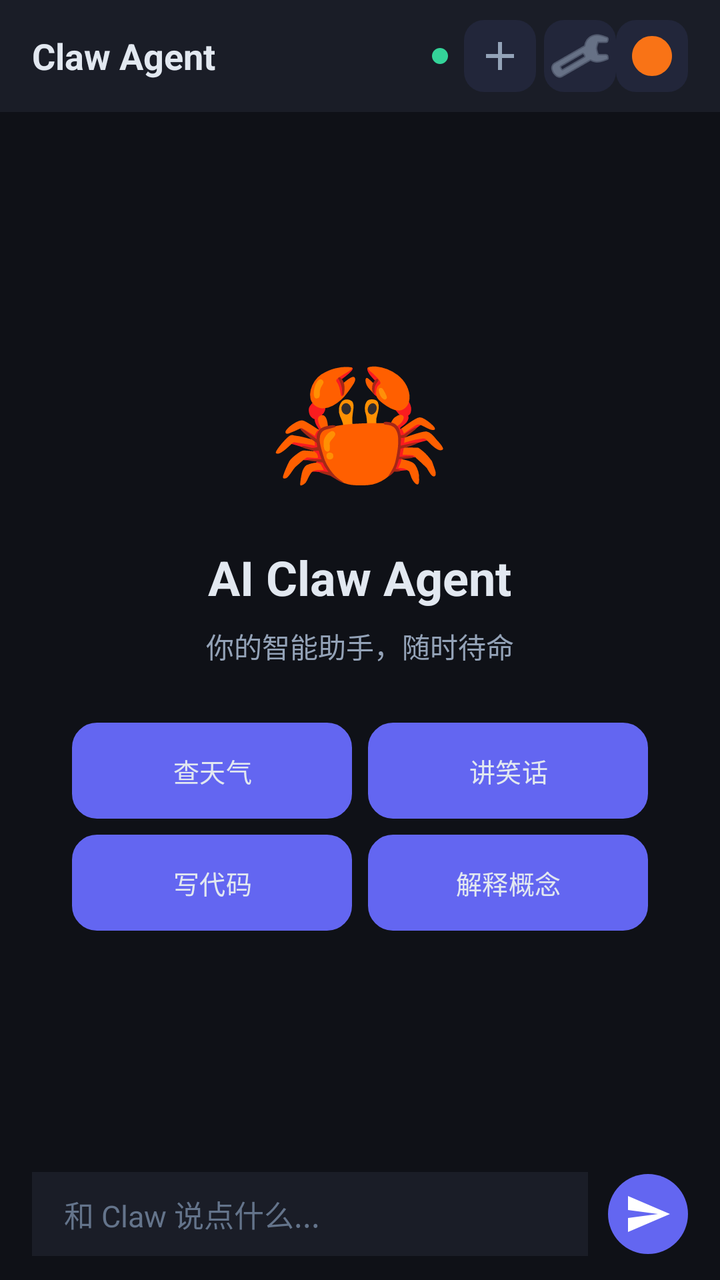
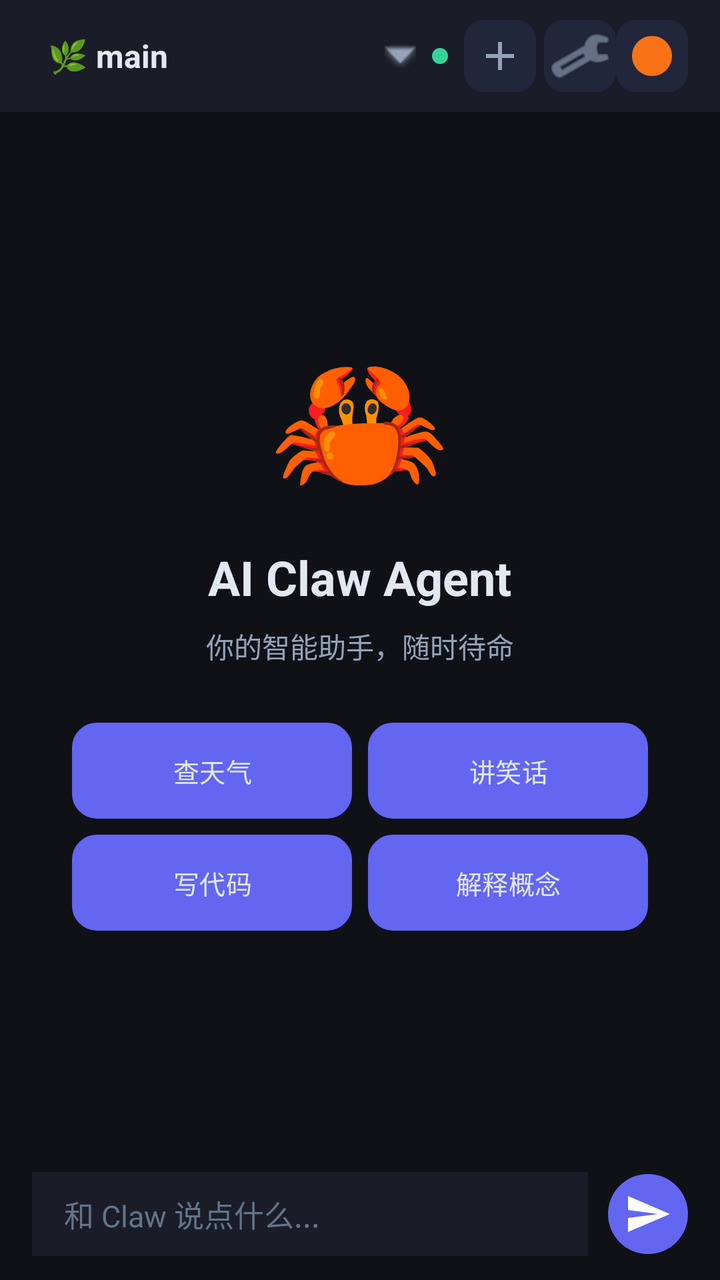

Screens rendered from an Android XML layout before and after an edit, with the pre-edit source and the edit as a unified diff.
<!-- AndroidManifest.xml: application theme Theme.ClawAgent -->
<!-- res/layout/activity_main.xml -->
<?xml version="1.0" encoding="utf-8"?>
<LinearLayout xmlns:android="http://schemas.android.com/apk/res/android"
    android:layout_width="match_parent"
    android:layout_height="match_parent"
    android:orientation="vertical"
    android:background="#0f1117">

    
    <LinearLayout
        android:layout_width="match_parent"
        android:layout_height="56dp"
        android:orientation="horizontal"
        android:gravity="center_vertical"
        android:paddingHorizontal="16dp"
        android:background="#1a1d27">

        <TextView
            android:layout_width="0dp"
            android:layout_height="wrap_content"
            android:layout_weight="1"
            android:text="Claw Agent"
            android:textColor="#e2e8f0"
            android:textSize="18sp"
            android:textStyle="bold" />

        <TextView
            android:layout_width="8dp"
            android:layout_height="8dp"
            android:background="@drawable/status_dot"
            android:layout_marginEnd="8dp" />

        <ImageButton
            android:id="@+id/newChatBtn"
            android:layout_width="36dp"
            android:layout_height="36dp"
            android:background="@drawable/btn_bg"
            android:src="@drawable/ic_new_chat"
            android:tint="#94a3b8"
            android:backgroundTint="#22263a"
            android:contentDescription="新对话"
            android:layout_marginEnd="4dp" />

        <ImageButton
            android:id="@+id/settingsBtn"
            android:layout_width="36dp"
            android:layout_height="36dp"
            android:background="@drawable/btn_bg"
            android:tint="#94a3b8"
            android:backgroundTint="#22263a"
            android:contentDescription="设置"
            android:src="@android:drawable/ic_menu_preferences" />

        
        <ImageButton
            android:id="@+id/roleBtn"
            android:layout_width="36dp"
            android:layout_height="36dp"
            android:background="@drawable/btn_bg"
            android:tint="#f97316"
            android:backgroundTint="#22263a"
            android:contentDescription="切换角色"
            android:src="@drawable/ic_claude" />
    </LinearLayout>

    
    <FrameLayout
        android:layout_width="match_parent"
        android:layout_height="0dp"
        android:layout_weight="1">

        
        <LinearLayout
            android:id="@+id/welcomeLayout"
            android:layout_width="match_parent"
            android:layout_height="match_parent"
            android:orientation="vertical"
            android:gravity="center"
            android:padding="32dp">

            <TextView
                android:layout_width="wrap_content"
                android:layout_height="wrap_content"
                android:text="🦀"
                android:textSize="72sp" />

            <TextView
                android:layout_width="wrap_content"
                android:layout_height="wrap_content"
                android:text="AI Claw Agent"
                android:textColor="#e2e8f0"
                android:textSize="24sp"
                android:textStyle="bold"
                android:layout_marginTop="16dp" />

            <TextView
                android:layout_width="wrap_content"
                android:layout_height="wrap_content"
                android:text="你的智能助手，随时待命"
                android:textColor="#94a3b8"
                android:textSize="14sp"
                android:layout_marginTop="8dp" />

            <GridLayout
                android:layout_width="match_parent"
                android:layout_height="wrap_content"
                android:columnCount="2"
                android:rowCount="2"
                android:layout_marginTop="24dp">

                <Button
                    android:id="@+id/btnQuick1"
                    android:onClick="sendQuick"
                    android:layout_width="0dp"
                    android:layout_height="wrap_content"
                    android:layout_columnWeight="1"
                    android:layout_rowWeight="1"
                    android:text="查天气"
                    android:textSize="13sp"
                    android:background="@drawable/quick_btn_bg"
                    android:textColor="#e2e8f0"
                    android:layout_margin="4dp" />

                <Button
                    android:id="@+id/btnQuick2"
                    android:onClick="sendQuick"
                    android:layout_width="0dp"
                    android:layout_height="wrap_content"
                    android:layout_columnWeight="1"
                    android:layout_rowWeight="1"
                    android:text="讲笑话"
                    android:textSize="13sp"
                    android:background="@drawable/quick_btn_bg"
                    android:textColor="#e2e8f0"
                    android:layout_margin="4dp" />

                <Button
                    android:id="@+id/btnQuick3"
                    android:onClick="sendQuick"
                    android:layout_width="0dp"
                    android:layout_height="wrap_content"
                    android:layout_columnWeight="1"
                    android:layout_rowWeight="1"
                    android:text="写代码"
                    android:textSize="13sp"
                    android:background="@drawable/quick_btn_bg"
                    android:textColor="#e2e8f0"
                    android:layout_margin="4dp" />

                <Button
                    android:id="@+id/btnQuick4"
                    android:onClick="sendQuick"
                    android:layout_width="0dp"
                    android:layout_height="wrap_content"
                    android:layout_columnWeight="1"
                    android:layout_rowWeight="1"
                    android:text="解释概念"
                    android:textSize="13sp"
                    android:background="@drawable/quick_btn_bg"
                    android:textColor="#e2e8f0"
                    android:layout_margin="4dp" />
            </GridLayout>
        </LinearLayout>

        
        <androidx.recyclerview.widget.RecyclerView
            android:id="@+id/recyclerView"
            android:layout_width="match_parent"
            android:layout_height="match_parent"
            android:padding="16dp"
            android:clipToPadding="false"
            android:visibility="gone" />
    </FrameLayout>

    
    <LinearLayout
        android:layout_width="match_parent"
        android:layout_height="wrap_content"
        android:orientation="horizontal"
        android:paddingHorizontal="16dp"
        android:paddingVertical="12dp"
        android:background="#0f1117"
        android:gravity="center_vertical">

        <EditText
            android:id="@+id/inputField"
            android:layout_width="0dp"
            android:layout_height="wrap_content"
            android:layout_weight="1"
            android:background="#1a1d27"
            android:hint="和 Claw 说点什么..."
            android:textColor="#e2e8f0"
            android:textColorHint="#64748b"
            android:textSize="15sp"
            android:paddingHorizontal="16dp"
            android:paddingVertical="10dp"
            android:maxLines="5"
            android:inputType="textMultiLine|textCapSentences"
            android:imeOptions="actionSend" />

        <ImageButton
            android:id="@+id/sendBtn"
            android:layout_width="40dp"
            android:layout_height="40dp"
            android:src="@drawable/ic_send"
            android:background="@drawable/send_btn_bg"
            android:tint="#ffffff"
            android:layout_marginStart="10dp"
            android:contentDescription="发送" />
    </LinearLayout>
</LinearLayout>
<!-- resources referenced by this layout -->
<resources>
  <!-- drawable btn_bg (drawable) -->
  <?xml version="1.0" encoding="utf-8"?>
  <shape xmlns:android="http://schemas.android.com/apk/res/android"
      android:shape="rectangle">
      <solid android:color="#22263a" />
      <corners android:radius="10dp" />
  </shape>
  <!-- drawable ic_claude (drawable) -->
  <?xml version="1.0" encoding="utf-8"?>
  <vector xmlns:android="http://schemas.android.com/apk/res/android"
      android:width="24dp"
      android:height="24dp"
      android:viewportWidth="24"
      android:viewportHeight="24">
  
      
      <path
          android:fillColor="#f97316"
          android:pathData="M12,2C6.48,2 2,6.48 2,12s4.48,10 10,10 10,-4.48 10,-10S17.52,2 12,2z" />
  
      
      <path
          android:fillColor="#ffffff"
          android:pathData="M16.5,7.5c0,0 -4,1 -5,5s3,7 5,7c0.5,0 2.5,-2 2.5,-4.5S16.5,7.5 16.5,7.5z" />
  
      
      <path
          android:fillColor="#f97316"
          android:pathData="M13,10.5a1.5,1.5 0,1 0,3 0a1.5,1.5 0,0 0,-3 0z" />
  
  </vector>
  <!-- drawable ic_new_chat (drawable) -->
  <?xml version="1.0" encoding="utf-8"?>
  <vector xmlns:android="http://schemas.android.com/apk/res/android"
      android:width="24dp"
      android:height="24dp"
      android:viewportWidth="24"
      android:viewportHeight="24">
      <path
          android:fillColor="#FFFFFFFF"
          android:pathData="M11,5h2v6h6v2h-6v6h-2v-6H5v-2h6V5z" />
  </vector>
  <!-- drawable ic_send (drawable) -->
  <?xml version="1.0" encoding="utf-8"?>
  <vector xmlns:android="http://schemas.android.com/apk/res/android"
      android:width="24dp"
      android:height="24dp"
      android:viewportWidth="24"
      android:viewportHeight="24">
      
      <path
          android:fillColor="#FFFFFFFF"
          android:pathData="M2,21L23,12L2,3L2,10L17,12L2,14Z" />
  </vector>
  <!-- drawable quick_btn_bg (drawable) -->
  <?xml version="1.0" encoding="utf-8"?>
  <shape xmlns:android="http://schemas.android.com/apk/res/android"
      android:shape="rectangle">
      <solid android:color="#1a1d27" />
      <corners android:radius="12dp" />
      <stroke android:width="1dp" android:color="#334155" />
  </shape>
  <!-- drawable send_btn_bg (drawable) -->
  <?xml version="1.0" encoding="utf-8"?>
  <shape xmlns:android="http://schemas.android.com/apk/res/android"
      android:shape="rectangle">
      <solid android:color="#6366f1" />
      <corners android:radius="50dp" />
  </shape>
  <!-- drawable status_dot (drawable) -->
  <?xml version="1.0" encoding="utf-8"?>
  <shape xmlns:android="http://schemas.android.com/apk/res/android"
      android:shape="oval">
      <solid android:color="#34d399" />
      <size android:width="8dp" android:height="8dp" />
  </shape>
  <style name="Theme.ClawAgent" parent="Theme.Material3.DayNight.NoActionBar">
          <item name="colorPrimary">@color/accent</item>
          <item name="colorPrimaryContainer">@color/bg2</item>
          <item name="android:statusBarColor">@color/bg</item>
          <item name="android:navigationBarColor">@color/bg</item>
          <item name="android:windowLightStatusBar" tools:targetApi="m">false</item>
      </style>
  <color name="accent">#6366f1</color>
  <color name="bg2">#1a1d27</color>
  <color name="bg">#0f1117</color>
</resources>

<!-- the commit's change to res/layout/activity_main.xml (unified diff, before → after) -->
@@ -15,13 +15,22 @@
         android:background="#1a1d27">
 
         <TextView
+            android:id="@+id/branchChip"
             android:layout_width="0dp"
             android:layout_height="wrap_content"
             android:layout_weight="1"
-            android:text="Claw Agent"
+            android:text="🌿 main"
             android:textColor="#e2e8f0"
-            android:textSize="18sp"
-            android:textStyle="bold" />
+            android:textSize="16sp"
+            android:textStyle="bold"
+            android:background="?attr/selectableItemBackground"
+            android:paddingHorizontal="8dp"
+            android:paddingVertical="6dp"
+            android:clickable="true"
+            android:focusable="true"
+            android:drawableEnd="@android:drawable/arrow_down_float"
+            android:drawableTint="#94a3b8"
+            android:drawablePadding="4dp" />
 
         <TextView
             android:layout_width="8dp"
